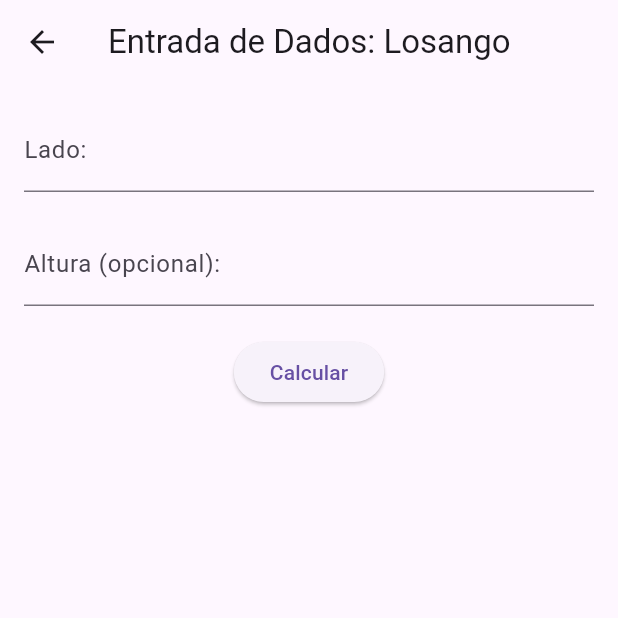
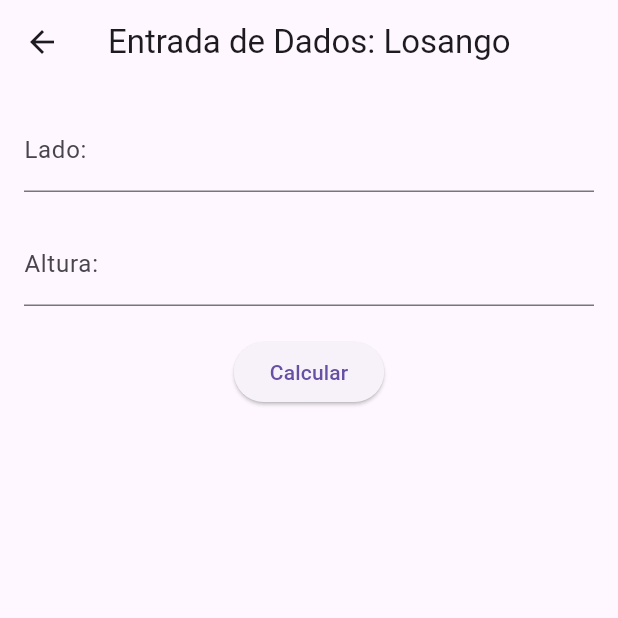
Before and after one commit to HugoFrajacomo/provaFlutterP1, a Flutter app: the MenuOpcoes screen opened directly, after a tap on "Losango", on a phone screen of 412 x 824 dp, the top half of it. Run offline on Flutter 3.47's test engine with Material 3 defaults, Android fonts, the phone set to English and light mode, and no system bars.

Commit message:
Refactor MenuOpcoes button labels for consistency and update SplashPage constructor for clarity

```diff
--- a/calculadora/lib/pages/menuOpcoes.dart
+++ b/calculadora/lib/pages/menuOpcoes.dart
@@ -11,6 +11,8 @@ import '../views/entrada_trapezio.dart';
 import '../views/entrada_triangulo.dart';
 
 class MenuOpcoes extends StatelessWidget {
+  const MenuOpcoes({super.key});
+
   @override
   Widget build(BuildContext context) {
     return Scaffold(
@@ -40,10 +42,10 @@ class MenuOpcoes extends StatelessWidget {
                       ),
                     );
                   },
-                  child: Text('Círculo'),
                   style: ElevatedButton.styleFrom(
                     minimumSize: Size(double.infinity, 50),
                   ),
+                  child: Text('Círculo'),
                 ),
                 SizedBox(height: 20),
                 ElevatedButton(
@@ -55,10 +57,10 @@ class MenuOpcoes extends StatelessWidget {
                       ),
                     );
                   },
-                  child: Text('Cubo'),
                   style: ElevatedButton.styleFrom(
                     minimumSize: Size(double.infinity, 50),
                   ),
+                  child: Text('Cubo'),
                 ),
                 SizedBox(height: 20),
                 ElevatedButton(
@@ -70,10 +72,10 @@ class MenuOpcoes extends StatelessWidget {
                       ),
                     );
                   },
-                  child: Text('Esfera'),
                   style: ElevatedButton.styleFrom(
                     minimumSize: Size(double.infinity, 50),
                   ),
+                  child: Text('Esfera'),
                 ),
                 SizedBox(height: 20),
                 ElevatedButton(
@@ -85,10 +87,10 @@ class MenuOpcoes extends StatelessWidget {
                       ),
                     );
                   },
-                  child: Text('Hexagono'),
                   style: ElevatedButton.styleFrom(
                     minimumSize: Size(double.infinity, 50),
                   ),
+                  child: Text('Hexagono'),
                 ),
                 SizedBox(height: 20),
                 ElevatedButton(
@@ -98,10 +100,10 @@ class MenuOpcoes extends StatelessWidget {
                       MaterialPageRoute(builder: (context) => EntradaLosango()),
                     );
                   },
-                  child: Text('Losango'),
                   style: ElevatedButton.styleFrom(
                     minimumSize: Size(double.infinity, 50),
                   ),
+                  child: Text('Losango'),
                 ),
                 SizedBox(height: 20),
                 ElevatedButton(
@@ -113,10 +115,10 @@ class MenuOpcoes extends StatelessWidget {
                       ),
                     );
                   },
-                  child: Text('Paralelogramo'),
                   style: ElevatedButton.styleFrom(
                     minimumSize: Size(double.infinity, 50),
                   ),
+                  child: Text('Paralelogramo'),
                 ),
                 SizedBox(height: 20),
                 ElevatedButton(
@@ -128,10 +130,10 @@ class MenuOpcoes extends StatelessWidget {
                       ),
                     );
                   },
-                  child: Text('Quadrado'),
                   style: ElevatedButton.styleFrom(
                     minimumSize: Size(double.infinity, 50),
                   ),
+                  child: Text('Quadrado'),
                 ),
                 SizedBox(height: 20),
                 ElevatedButton(
@@ -143,10 +145,10 @@ class MenuOpcoes extends StatelessWidget {
                       ),
                     );
                   },
-                  child: Text('Retângulo'),
                   style: ElevatedButton.styleFrom(
                     minimumSize: Size(double.infinity, 50),
                   ),
+                  child: Text('Retângulo'),
                 ),
                 SizedBox(height: 20),
                 ElevatedButton(
@@ -158,10 +160,10 @@ class MenuOpcoes extends StatelessWidget {
                       ),
                     );
                   },
-                  child: Text('Trapezio'),
                   style: ElevatedButton.styleFrom(
                     minimumSize: Size(double.infinity, 50),
                   ),
+                  child: Text('Trapezio'),
                 ),
                 SizedBox(height: 20),
                 ElevatedButton(
@@ -173,10 +175,10 @@ class MenuOpcoes extends StatelessWidget {
                       ),
                     );
                   },
-                  child: Text('Triangulo'),
                   style: ElevatedButton.styleFrom(
                     minimumSize: Size(double.infinity, 50),
                   ),
+                  child: Text('Triangulo'),
                 ),
               ],
             ),
--- a/calculadora/lib/pages/splash.dart
+++ b/calculadora/lib/pages/splash.dart
@@ -3,7 +3,7 @@ import 'package:flutter/material.dart';
 import 'login.dart';
 
 class SplashPage extends StatefulWidget {
-  const SplashPage({Key? key}) : super(key: key);
+  const SplashPage({super.key});
 
   @override
   _SplashPageState createState() => _SplashPageState();
--- a/calculadora/lib/views/entrada_losango.dart
+++ b/calculadora/lib/views/entrada_losango.dart
@@ -25,9 +25,7 @@ class EntradaLosango extends StatelessWidget {
             const SizedBox(height: 20),
             TextField(
               controller: alturaController,
-              decoration: const InputDecoration(
-                labelText: "Altura (opcional):",
-              ),
+              decoration: const InputDecoration(labelText: "Altura:"),
               keyboardType: TextInputType.number,
             ),
             const SizedBox(height: 20),
```
